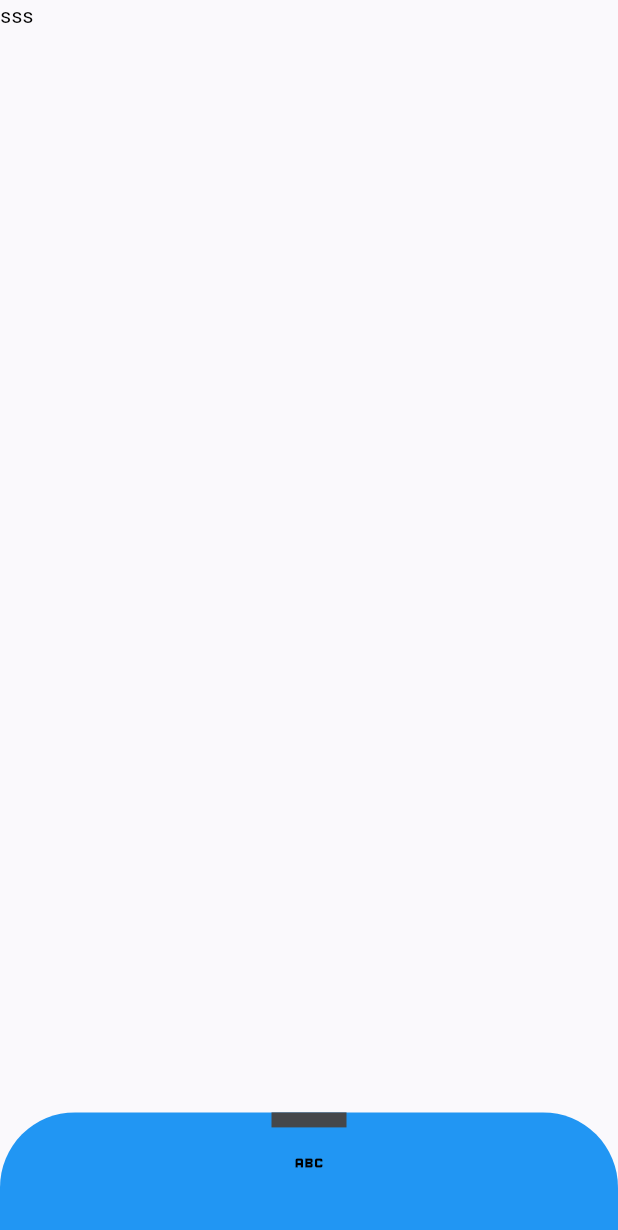
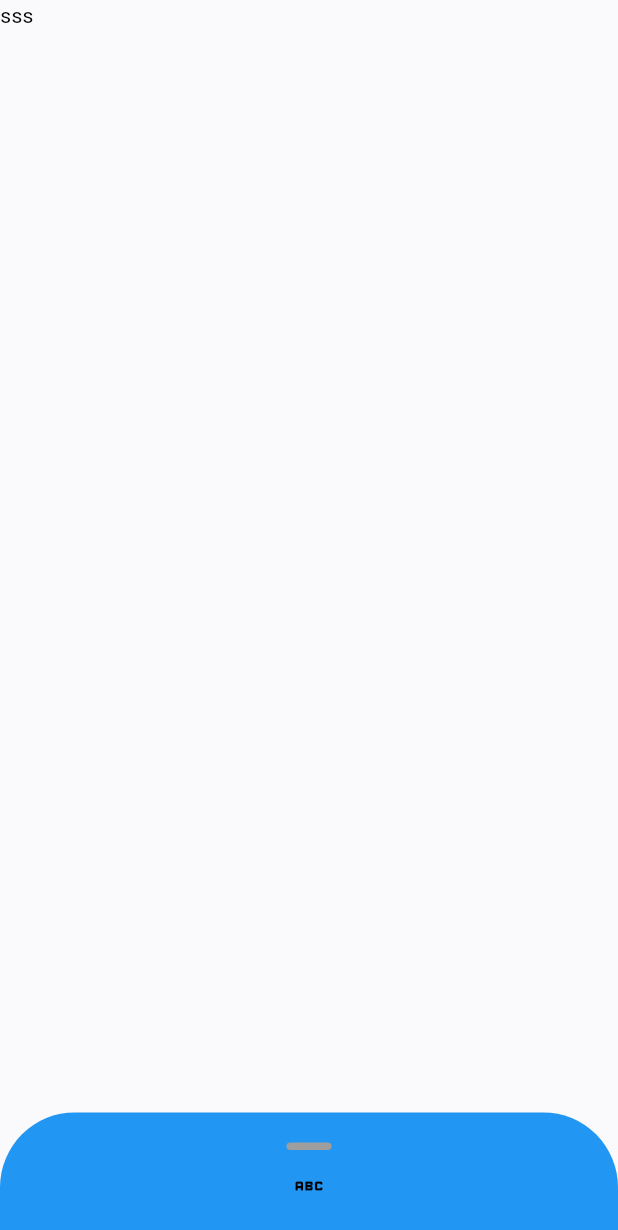
Before and after one commit to Kaih1825/Weather_Partner, a Flutter app: the screen it shows after launch, on a phone screen of 412 x 824 dp. Shown: the top 1230 px of the screen. Run offline on Flutter 3.47's test engine with Material 2 defaults, Android fonts, the phone set to English and light mode, and no system bars; drawn by our look-alikes of dynamic_color; our stand-ins replace material_color_utilities.

```diff
--- a/lib/Screens/HomeScreen.dart
+++ b/lib/Screens/HomeScreen.dart
@@ -10,6 +10,7 @@ class HomeScreen extends StatefulWidget {
 
 class _HomeScreenState extends State<HomeScreen> {
   var controller = ScrollController();
+
   @override
   Widget build(BuildContext context) {
     return Scaffold(
@@ -25,7 +26,7 @@ class _HomeScreenState extends State<HomeScreen> {
           DraggableScrollableSheet(
             minChildSize: 0.1,
             initialChildSize: 0.1,
-            maxChildSize: 1,
+            maxChildSize: 0.5,
             builder: (BuildContext context, ScrollController scrollController) {
               return Container(
                 decoration: BoxDecoration(
@@ -35,44 +36,36 @@ class _HomeScreenState extends State<HomeScreen> {
                     topRight: Radius.circular(50),
                   ),
                 ),
+                child: ListView.builder(
+                  padding: EdgeInsets.all(10),
+                  controller: scrollController,
+                  itemCount: 10,
+                  itemBuilder: (BuildContext context, int index) {
+                    if (index == 0) {
+                      return Padding(
+                        padding: const EdgeInsets.symmetric(vertical: 10),
                         child: Column(
                           children: [
-                      SizedBox(
-                        height: MediaQuery.of(context).size.height * 0.1,
-                        child: Column(
-                          children: [
-                            Container(
-                              width: 50,
-                              height: 10,
-                              color: GetColor.getOnSurfaceVariant(
-                                  Theme.of(context)),
+                            Align(
+                              alignment: Alignment.center,
+                              child: Container(
+                                width: 30,
+                                height: 5,
+                                decoration: BoxDecoration(
+                                  color: Colors.grey,
+                                  borderRadius: BorderRadius.circular(40)
                                 ),
-                            Row(
-                              children: [
-                                Expanded(
-                                  child: IconButton(
-                                      onPressed: () {},
-                                      icon: const Icon(Icons.abc)),
-                                )
+                              ),
+                            ),
+                            IconButton(onPressed: (){}, icon: Icon(Icons.abc))
                           ],
                         ),
-                          ],
-                        ),
-                      ),
-                      Expanded(
-                        child: ListView.builder(
-                          padding: EdgeInsets.zero,
-                          controller: scrollController,
-                          itemCount: 50,
-                          itemBuilder: (BuildContext context, int index) {
-                            return ListTile(
-                              title: Text("Item$index"),
                       );
+                    }
+                    return Text(index.toString());
                   },
                 ),
-                      ),
-                    ],
-                  ));
+              );
             },
           )
         ],
```
Lines whose indentation alone changed are shown as unchanged.
